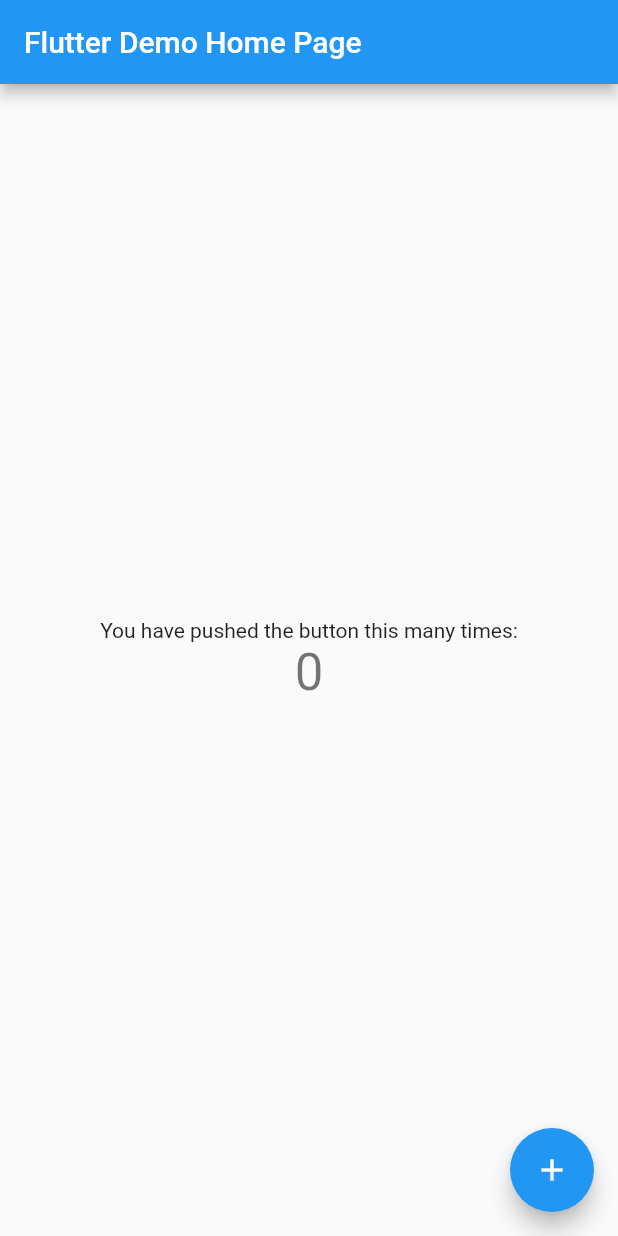
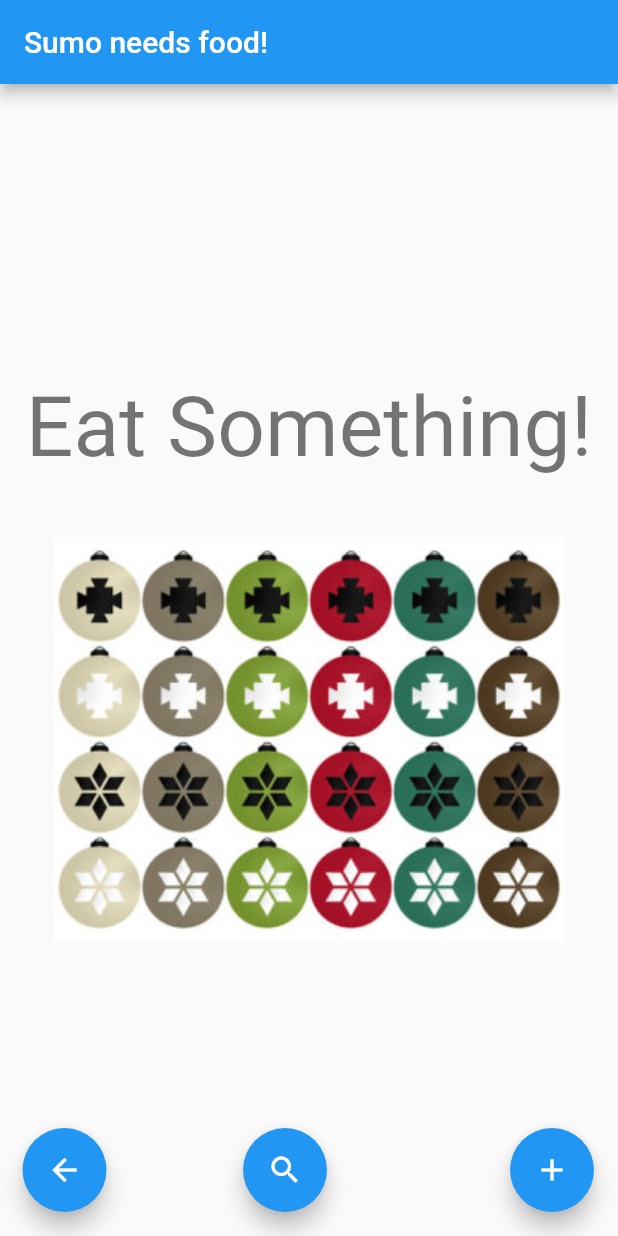
Before and after one commit to jaronimot/jaronimot.github.io, a Flutter app: the screen it shows after launch, on a phone screen of 412 x 824 dp. Run offline on Flutter 3.47's test engine with Material 2 defaults, Android fonts, the phone set to English and light mode, and no system bars.

Commit message:
Sumo food!

```diff
--- a/lib/main.dart
+++ b/lib/main.dart
@@ -1,15 +1,19 @@
 import 'package:flutter/material.dart';
+import "dart:math";
+import 'dart:core';
+import 'package:url_launcher/url_launcher.dart';
 
 void main() {
-  runApp(MyApp());
+    runApp(Sumo());
 }
 
-class MyApp extends StatelessWidget {
+
+class Sumo extends StatelessWidget {
     // This widget is the root of your application.
     @override
     Widget build(BuildContext context) {
         return MaterialApp(
-      title: 'Flutter Demo',
+            title: 'Sumo',
             theme: ThemeData(
                 // This is the theme of your application.
                 //
@@ -22,7 +26,7 @@
                 // is not restarted.
                 primarySwatch: Colors.blue,
             ),
-      home: MyHomePage(title: 'Flutter Demo Home Page'),
+            home: MyHomePage(title: 'Sumo needs food!'),
         );
     }
 }
@@ -47,6 +51,60 @@
 
 class _MyHomePageState extends State<MyHomePage> {
     int _counter = 0;
+    String _food = "";
+    var foodTracker = [];
+    var _foods = [
+        "Nick's Grill",
+        "Mi Tierra",
+        "La Corona Mexican",
+        "burritos",
+        "Hokkaido Ramen Santouka",
+        "Shake Shack",
+        "Pho Ready",
+        "Pagliacci",
+        "Box Eatery",
+        "Hapa Food truck",
+        "Ezelle's",
+        "Taco Time",
+        "Costco",
+        "teriyaki",
+        "sushi",
+        "ramen",
+        "Woodinville Ramen",
+        "sandwiches",
+        "Homegrown",
+        "pizza",
+        "burgers",
+        "steak and rice",
+        "chicken and rice",
+        "eggs",
+        "tacos!",
+        "Chinese",
+        "Italian",
+        "Padria",
+        "hot dogs",
+        "stir-fry",
+        "Shake and Go",
+        "Chick Fil A",
+        "thai",
+        "Indian food",
+        "tikka masala",
+        "new food",
+        "fish n chips",
+        "pasta primavera",
+        "chicken parm",
+        "gyro",
+    ];
+    String url = "";
+
+    void _findFood() async {
+        url = 'https://google.com/search?q=$_food';
+        if (await canLaunch(url)) {
+            await launch(url);
+        } else {
+            throw 'Could not launch $url';
+        }
+    }
 
     void _incrementCounter() {
         setState(() {
@@ -56,6 +114,23 @@
             // _counter without calling setState(), then the build method would not be
             // called again, and so nothing would appear to happen.
             _counter++;
+            _food = _foods[Random().nextInt(_foods.length)];
+            foodTracker.add(_food);
+        });
+    }
+
+    void _decrementCounter() {
+        setState(() {
+            // This call to setState tells the Flutter framework that something has
+            // changed in this State, which causes it to rerun the build method below
+            // so that the display can reflect the updated values. If we changed
+            // _counter without calling setState(), then the build method would not be
+            // called again, and so nothing would appear to happen.
+            if (_counter > 1) {
+                foodTracker.removeLast();
+                _counter--;
+                _food = foodTracker[(_counter - 1)];
+            }
         });
     }
 
@@ -94,20 +169,48 @@
                     mainAxisAlignment: MainAxisAlignment.center,
                     children: <Widget>[
                         Text(
-              'You have pushed the button this many times:',
+                            "Eat Something!",
+                            style: Theme.of(context).textTheme.headline2,
                         ),
                         Text(
-              '$_counter',
+                            _food != "" ? 'Eat some $_food' : '',
                             style: Theme.of(context).textTheme.headline4,
+                        ),
+                        GestureDetector(
+                            onTap: _incrementCounter,
+                            child: Image(
+                                image: AssetImage('images/il_340x270.526781863_4j86.jpg')
+                            ),
                         ),
                     ],
                 ),
             ),
-      floatingActionButton: FloatingActionButton(
+            floatingActionButton:
+            Stack(
+                children: <Widget>[
+                    Padding(padding: EdgeInsets.only(left:31),
+                    child:
+                        Align(
+                            alignment: Alignment.bottomLeft,
+                            child: FloatingActionButton(
+                                onPressed: _decrementCounter,
+                                child: Icon(Icons.arrow_back),),
+                            ),
+                        ),
+                        Align(
+                            alignment: Alignment.bottomRight,
+                            child: FloatingActionButton(
                                 onPressed: _incrementCounter,
-        tooltip: 'Increment',
-        child: Icon(Icons.add),
-      ), // This trailing comma makes auto-formatting nicer for build methods.
+                                child: Icon(Icons.add),),
+                            ),
+                        Align(
+                            alignment: Alignment.bottomCenter,
+                            child: FloatingActionButton(
+                                onPressed: _findFood,
+                                child: Icon(Icons.search),),
+                            ),
+                    ],
+                    )
                 );
             }
         }
```
Also changed, not shown: pubspec.yaml (+5 -3 lines), assets/images/il_340x270.526781863_4j86.jpg (added), images/il_340x270.526781863_4j86.jpg (added), pubspec.lock, 12 other files. Lines whose indentation alone changed are shown as unchanged.
